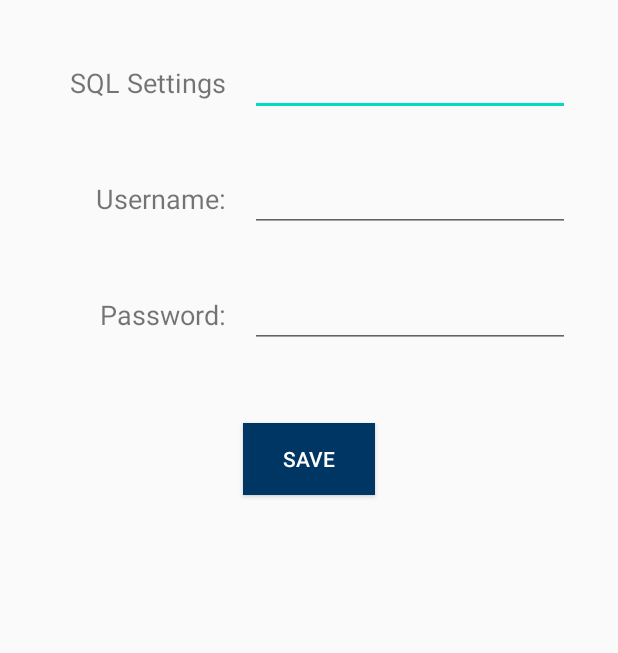
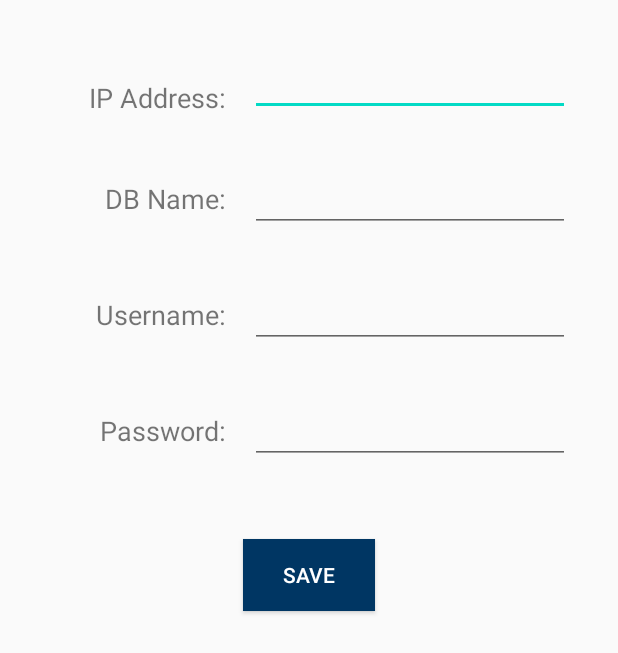
Before and after one commit to PsyKo94/SIT305, an Android app: the SQLSettings screen opened directly, with no data from a screen before it, on a phone screen of 412 x 824 dp. Shown: the top 653 px of the screen. Run offline under Robolectric (Android 15) with nearby library versions, the phone set to English and light mode, and no system bars.

Commit message:
- Added jtds-1.2.5 library - Added IP Address varaible - Added login button in Main Activity - Implement SQL connection in Main Activity
Signed-off-by: Phillip Venter <pventer@deakin.edu.au>

```diff
--- a/DataViewer/app/build.gradle
+++ b/DataViewer/app/build.gradle
@@ -24,11 +24,12 @@ android {
 }
 
 dependencies {
-    implementation fileTree(dir: 'libs', include: ['*.jar'])
+    implementation fileTree(include: ['*.jar'], dir: 'libs')
     implementation 'com.google.android.material:material:1.1.0'
     implementation 'androidx.appcompat:appcompat:1.1.0'
     implementation 'androidx.constraintlayout:constraintlayout:1.1.3'
     testImplementation 'junit:junit:4.12'
     androidTestImplementation 'androidx.test.ext:junit:1.1.1'
     androidTestImplementation 'androidx.test.espresso:espresso-core:3.2.0'
+    implementation files('libs/jtds-1.2.7.jar')
 }
--- a/DataViewer/app/src/main/AndroidManifest.xml
+++ b/DataViewer/app/src/main/AndroidManifest.xml
@@ -1,6 +1,7 @@
 <?xml version="1.0" encoding="utf-8"?>
 <manifest xmlns:android="http://schemas.android.com/apk/res/android"
     package="com.example.dataviewer">
+    <uses-permission android:name="android.permission.INTERNET" />
 
     <application
         android:allowBackup="true"
--- a/DataViewer/app/src/main/java/com/example/dataviewer/SQLSettings.java
+++ b/DataViewer/app/src/main/java/com/example/dataviewer/SQLSettings.java
@@ -13,6 +13,7 @@ public class SQLSettings extends AppCompatActivity {
 
     //Initialise Preference for saved SQL settings
     public static final String PREFS_NAME = "MyPrefsFile";
+    public static final String Ip = "ipKey";
     public static final String Sql = "sqlKey";
     public static final String Name = "nameKey";
     public static final String Password = "passwordKey";
@@ -26,12 +27,14 @@ public class SQLSettings extends AppCompatActivity {
         final SharedPreferences sharedpreferences;
 
         //Initialise fields
+        final EditText ipAddress = (EditText) findViewById(R.id.input_ip);
         final EditText sqlSettings = (EditText) findViewById(R.id.input_sql_settings);
         final EditText username = (EditText) findViewById(R.id.input_username);
         final EditText password = (EditText) findViewById(R.id.input_password);
 
         //Get SQL Connection values and display
         sharedpreferences = getSharedPreferences("sql",MODE_PRIVATE);
+        ipAddress.setText(sharedpreferences.getString(Ip, ""));
         sqlSettings.setText(sharedpreferences.getString(Sql, ""));
         username.setText(sharedpreferences.getString(Name, ""));
         password.setText(sharedpreferences.getString(Password, ""));
@@ -43,12 +46,14 @@ public class SQLSettings extends AppCompatActivity {
             public void onClick(View v) {
                 //Set SQL Connection values
                 Global g = (Global)getApplication();
+                g.SetIpAddress(ipAddress.getText().toString());
                 g.SetSqlSettings(sqlSettings.getText().toString());
                 g.SetUsername(username.getText().toString());
                 g.SetPassword(password.getText().toString());
 
                 //Set persistent data
                 SharedPreferences.Editor editor = sharedpreferences.edit();
+                editor.putString(Ip,g.getIpAddress());
                 editor.putString(Sql,g.getSqlSettings());
                 editor.putString(Name,g.getUsername());
                 editor.putString(Password,g.getPassword());
--- a/DataViewer/app/src/main/res/layout/activity_sql_settings.xml
+++ b/DataViewer/app/src/main/res/layout/activity_sql_settings.xml
@@ -5,6 +5,31 @@
     android:layout_width="match_parent"
     android:layout_height="match_parent"
     tools:context=".SQLSettings">
+
+    <EditText
+        android:id="@+id/input_ip"
+        android:layout_width="wrap_content"
+        android:layout_height="wrap_content"
+        android:layout_marginTop="32dp"
+        android:layout_marginEnd="32dp"
+        android:layout_marginRight="32dp"
+        android:ems="10"
+        android:inputType="textPersonName"
+        app:layout_constraintEnd_toEndOf="parent"
+        app:layout_constraintTop_toTopOf="parent" />
+
+    <TextView
+        android:id="@+id/text_ip"
+        android:layout_width="wrap_content"
+        android:layout_height="wrap_content"
+        android:layout_marginEnd="16dp"
+        android:layout_marginRight="16dp"
+        android:text="@string/ip"
+        android:textSize="18sp"
+        app:layout_constraintBottom_toBottomOf="@+id/input_ip"
+        app:layout_constraintEnd_toStartOf="@+id/input_ip"
+        app:layout_constraintTop_toTopOf="@+id/input_ip"
+        app:layout_constraintVertical_bias="1.0" />
 
     <EditText
         android:id="@+id/input_sql_settings"
@@ -16,7 +41,7 @@
         android:ems="10"
         android:inputType="textPersonName"
         app:layout_constraintEnd_toEndOf="parent"
-        app:layout_constraintTop_toTopOf="parent" />
+        app:layout_constraintTop_toBottomOf="@+id/input_ip" />
 
     <EditText
         android:id="@+id/input_username"
@@ -48,7 +73,7 @@
         android:layout_height="wrap_content"
         android:layout_marginEnd="16dp"
         android:layout_marginRight="16dp"
-        android:text="@string/SQL_Settings"
+        android:text="@string/SQL_server"
         android:textSize="18sp"
         app:layout_constraintBottom_toBottomOf="@+id/input_sql_settings"
         app:layout_constraintEnd_toStartOf="@+id/input_sql_settings"
--- a/DataViewer/app/src/main/res/values/strings.xml
+++ b/DataViewer/app/src/main/res/values/strings.xml
@@ -1,11 +1,13 @@
 <resources>
     <string name="app_name">Data Viewer</string>
     <string name="SQL_Settings">SQL Settings</string>
+    <string name="Login">Login</string>
 
     <string name="navigation_drawer_open">Open navigation drawer</string>
     <string name="navigation_drawer_close">Close navigation drawer</string>
 
-    <string name="SQL_server">SQL Server:</string>
+    <string name="ip">IP Address:</string>
+    <string name="SQL_server">DB Name:</string>
     <string name="username">Username:</string>
     <string name="password">Password:</string>
     <string name="save">Save</string>
```
Also changed, not shown: DataViewer/app/src/main/java/com/example/dataviewer/Global.java (+9 -0 lines), DataViewer/app/src/main/java/com/example/dataviewer/MainActivity.java (+131 -10 lines), DataViewer/app/src/main/res/layout/activity_main.xml (+11 -1 lines), DataViewer/app/libs/jtds-1.2.7.jar (added), 1 other file.
